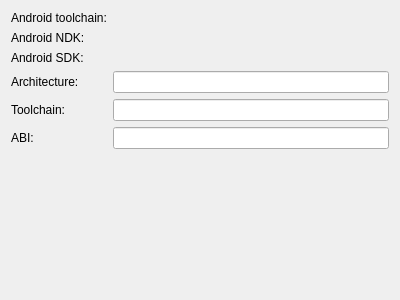
Qt form plugins/android/androidpreferences.ui (KDE/kdevelop) before a commit.
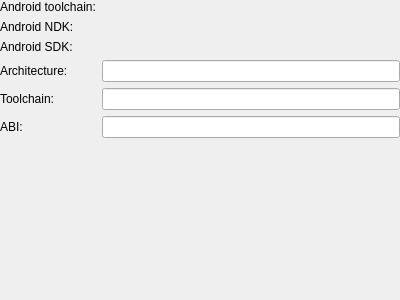
The same form after that commit. Custom widgets are drawn as their Qt base class.

Commit message:
Fix extra margins around config pages
KPageView changed behaviour in KF 5.65, no longer enforces a 0 margin
around pages itself, so we have to do it explicitly.

Patch:
```diff
--- a/plugins/android/androidpreferences.ui
+++ b/plugins/android/androidpreferences.ui
@@ -11,6 +11,18 @@
    </rect>
   </property>
   <layout class="QFormLayout" name="formLayout">
+   <property name="leftMargin">
+    <number>0</number>
+   </property>
+   <property name="topMargin">
+    <number>0</number>
+   </property>
+   <property name="rightMargin">
+    <number>0</number>
+   </property>
+   <property name="bottomMargin">
+    <number>0</number>
+   </property>
    <item row="2" column="0">
     <widget class="QLabel" name="label">
      <property name="whatsThis">
```
The commit also changes 16 other files.
